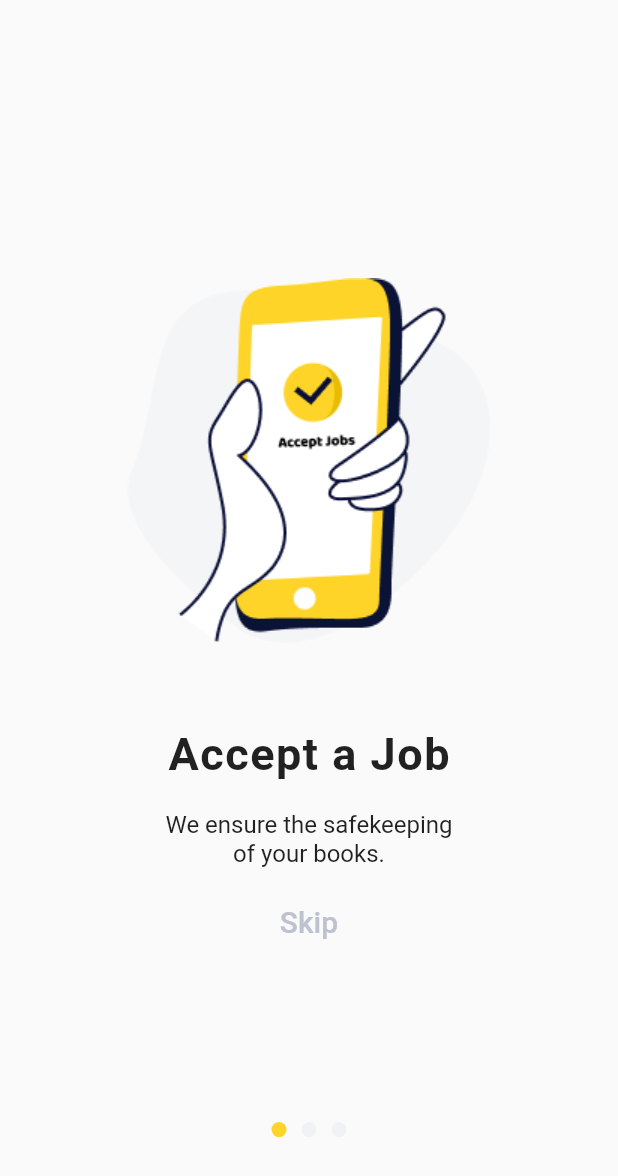
After one commit to yashajitsaria/Siren24_MOD, a Flutter app: the OnboardingScreens screen opened directly, on a phone screen of 412 x 824 dp. The commit adds this screen. Shown: the top 1176 px of the screen. Run offline on Flutter 3.47's test engine with Material 2 defaults, Android fonts, the phone set to English and light mode, and no system bars; Roboto replaces fonts that are missing (SF UI Display).

Commit message:
onboarding screens completed

```diff
--- a/lib/Menu_Bar.dart/Settings/Settings.dart
+++ b/lib/Menu_Bar.dart/Settings/Settings.dart
@@ -159,8 +159,8 @@ class _SettingsState extends State<Settings> {
                                     Padding(
                                       padding: const EdgeInsets.all(10.0),
                                       child: Container(
-                                        width: 25,
-                                        height: 25,
+                                        width: MediaQuery.of(context).size.width*0.04,
+                                        height: MediaQuery.of(context).size.height*0.04,
                                         decoration: BoxDecoration(
                                           color: Color(0xFFFF9100),
                                           borderRadius:
--- /dev/null
+++ b/lib/Onboarding Screens/OnboardingScreens.dart
@@ -0,0 +1,279 @@
+// ignore_for_file: file_names, prefer_const_constructors, prefer_const_literals_to_create_immutables, unnecessary_const, use_key_in_widget_constructors
+
+import 'package:flutter/material.dart';
+// import 'package:smooth_page_indicator/smooth_page_indicator.dart';
+import 'package:siren24/Onboarding%20Screens/SetupGPSLocations.dart';
+
+class OnboardingScreens extends StatefulWidget {
+  const OnboardingScreens({Key? key}) : super(key: key);
+  static String id = 'onboarding_1';
+
+  @override
+  _OnboardingScreensState createState() => _OnboardingScreensState();
+}
+
+class _OnboardingScreensState extends State<OnboardingScreens> {
+  late PageController _onboarding;
+  int currentIndex = 0;
+
+  @override
+  void initState() {
+    super.initState();
+    _onboarding = PageController();
+  }
+
+  @override
+  void dispose() {
+    _onboarding.dispose();
+    super.dispose();
+  }
+
+  onChangedFunction(int index) {
+    setState(() {
+      currentIndex = index;
+    });
+  }
+
+  nextFunction() {
+    _onboarding.nextPage(duration: _kDuration, curve: _kCurve);
+  }
+
+  previousFunction() {
+    _onboarding.previousPage(duration: _kDuration, curve: _kCurve);
+  }
+
+  static const _kDuration = const Duration(milliseconds: 300);
+  static const _kCurve = Curves.ease;
+
+  @override
+  Widget build(BuildContext context) {
+    var size = MediaQuery.of(context).size;
+    return Scaffold(
+      body: Stack(
+        children: [
+          Column(
+            mainAxisSize: MainAxisSize.min,
+            children: [
+              Expanded(
+                child: PageView(
+                  onPageChanged: onChangedFunction,
+                  controller: _onboarding,
+                  children: <Widget>[
+                    Column(
+                      mainAxisSize: MainAxisSize.min,
+                      mainAxisAlignment: MainAxisAlignment.center,
+                      children: [
+                        Image.asset('UIAssets/accept a job.png'),
+                        SizedBox(
+                          height: 50,
+                        ),
+                        Text(
+                          'Accept a Job',
+                          style: TextStyle(
+                            fontFamily: 'SF UI Display',
+                            letterSpacing: 1,
+                            fontWeight: FontWeight.bold,
+                            fontSize: 30,
+                          ),
+                        ),
+                        SizedBox(
+                          height: 20,
+                        ),
+                        SizedBox(
+                          width: 200,
+                          height: 50,
+                          child: Text(
+                            'We ensure the safekeeping of your books.',
+                            textAlign: TextAlign.center,
+                            style: TextStyle(
+                              fontFamily: 'SF UI Display',
+                              fontSize: 16,
+                              fontWeight: FontWeight.normal,
+                            ),
+                          ),
+                        ),
+                        TextButton(
+                          onPressed: () {},
+                          child: Text(
+                            'Skip',
+                            style: TextStyle(
+                              color: Color(0xFFBEC2CE),
+                              fontSize: 20,
+                            ),
+                          ),
+                        ),
+                      ],
+                    ),
+                    Column(
+                      mainAxisSize: MainAxisSize.min,
+                      mainAxisAlignment: MainAxisAlignment.center,
+                      children: [
+                        Image.asset(
+                          'UIAssets/tracking realtime.png',
+                          scale: 1.1,
+                        ),
+                        SizedBox(
+                          height: 50,
+                        ),
+                        Text(
+                          'Tracking Realtime',
+                          style: TextStyle(
+                            fontFamily: 'SF UI Display',
+                            letterSpacing: 1,
+                            fontWeight: FontWeight.bold,
+                            fontSize: 30,
+                          ),
+                        ),
+                        SizedBox(
+                          height: 20,
+                        ),
+                        SizedBox(
+                          width: 200,
+                          height: 50,
+                          child: Text(
+                            'We ensure the safekeeping of your books.',
+                            textAlign: TextAlign.center,
+                            style: TextStyle(
+                              fontFamily: 'SF UI Display',
+                              fontSize: 16,
+                              fontWeight: FontWeight.normal,
+                            ),
+                          ),
+                        ),
+                        TextButton(
+                          onPressed: () {},
+                          child: Text(
+                            'Skip',
+                            style: TextStyle(
+                              color: Color(0xFFBEC2CE),
+                              fontSize: 20,
+                            ),
+                          ),
+                        ),
+                      ],
+                    ),
+                    Column(
+                      mainAxisSize: MainAxisSize.min,
+                      mainAxisAlignment: MainAxisAlignment.center,
+                      children: [
+                        Image.asset(
+                          'UIAssets/earn money.png',
+                          scale: 1.1,
+                        ),
+                        SizedBox(
+                          height: 50,
+                        ),
+                        Text(
+                          'Earn Money',
+                          style: TextStyle(
+                            fontFamily: 'SF UI Display',
+                            letterSpacing: 1,
+                            fontWeight: FontWeight.bold,
+                            fontSize: 30,
+                          ),
+                        ),
+                        SizedBox(
+                          height: 20,
+                        ),
+                        SizedBox(
+                          width: 200,
+                          height: 50,
+                          child: Text(
+                            'We ensure the safekeeping of your books.',
+                            textAlign: TextAlign.center,
+                            style: TextStyle(
+                              fontFamily: 'SF UI Display',
+                              fontSize: 16,
+                              fontWeight: FontWeight.normal,
+                            ),
+                          ),
+                        ),
+                        GestureDetector(
+                          onTap: () {
+                            setState(() {
+                              Navigator.pushReplacementNamed(
+                                context,
+                                SetupGPSLocations.id,
+                              );
+                            });
+                          },
+                          child: Container(
+                            margin: EdgeInsets.symmetric(horizontal: 92),
+                            padding: EdgeInsets.symmetric(vertical: 10),
+                            decoration: BoxDecoration(
+                              color: Color(0xFFFFD428),
+                              borderRadius:
+                                  BorderRadius.all(Radius.circular(10)),
+                            ),
+                            child: Center(
+                              child: Text(
+                                'GET STARTED',
+                                style: TextStyle(
+                                  color: Colors.black,
+                                  fontSize: 21,
+                                  fontWeight: FontWeight.bold,
+                                ),
+                              ),
+                            ),
+                          ),
+                        ),
+                      ],
+                    ),
+                  ],
+                ),
+              ),
+            ],
+          ),
+          Positioned(
+            bottom: size.height * .08,
+            left: size.width * .5 - 25,
+            child: Align(
+              alignment: Alignment.center,
+              child: Row(
+                mainAxisAlignment: MainAxisAlignment.center,
+                children: <Widget>[
+                  Indicator(
+                    positionIndex: 0,
+                    currentIndex: currentIndex,
+                  ),
+                  SizedBox(
+                    width: 10,
+                  ),
+                  Indicator(
+                    positionIndex: 1,
+                    currentIndex: currentIndex,
+                  ),
+                  SizedBox(
+                    width: 10,
+                  ),
+                  Indicator(
+                    positionIndex: 2,
+                    currentIndex: currentIndex,
+                  ),
+                ],
+              ),
+            ),
+          ),
+        ],
+      ),
+    );
+  }
+}
+
+class Indicator extends StatelessWidget {
+  final int positionIndex, currentIndex;
+  const Indicator({required this.currentIndex, required this.positionIndex});
+  @override
+  Widget build(BuildContext context) {
+    return Container(
+      height: 10,
+      width: 10,
+      decoration: BoxDecoration(
+        color: positionIndex == currentIndex
+            ? Color(0xFFFFD428)
+            : Color(0xFFF1F2F6),
+        borderRadius: BorderRadius.circular(100),
+      ),
+    );
+  }
+}
--- a/lib/Onboarding Screens/SetupGPSLocations.dart
+++ b/lib/Onboarding Screens/SetupGPSLocations.dart
@@ -61,7 +61,7 @@ class _SetupGPSLocationsState extends State<SetupGPSLocations> {
           GestureDetector(
             onTap: () {},
             child: Container(
-              margin: EdgeInsets.symmetric(horizontal: 69),
+              margin: EdgeInsets.symmetric(horizontal: 75),
               padding:EdgeInsets.symmetric(vertical: 12),
               decoration: BoxDecoration(
                 color: Color(0xFFFFD428),
@@ -72,7 +72,7 @@ class _SetupGPSLocationsState extends State<SetupGPSLocations> {
                   'USE MY LOCATION',
                   style: TextStyle(
                     color: Colors.black,
-                    fontSize: 24,
+                    fontSize: 21,
                     fontWeight: FontWeight.bold,
                   ),
                 ),
```
Also changed, not shown: lib/Onboarding Screens/Onboarding1.dart (deleted, +0 -117 lines), lib/Onboarding Screens/Onboarding2.dart (deleted, +0 -91 lines), lib/Onboarding Screens/Onboarding3.dart (deleted, +0 -92 lines), lib/main.dart (+3 -8 lines).
